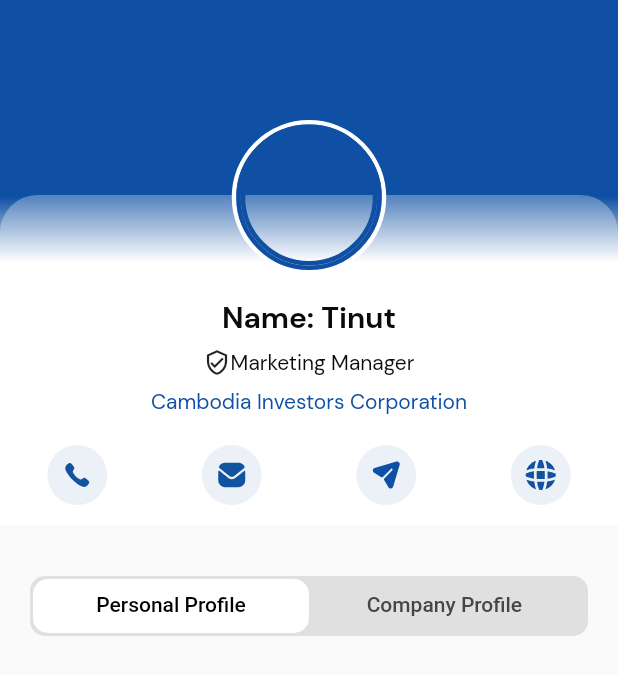
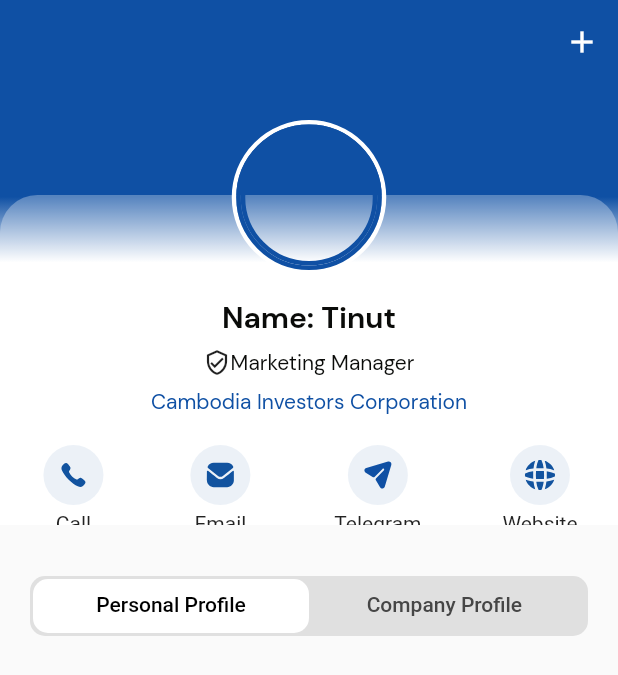
Before and after one commit to TinutChan/cic_mobile, a Flutter app: the AccountScreen screen opened by its route, after a tap on "Profile", on a phone screen of 412 x 824 dp. Shown: the top 675 px of the screen. Run offline on Flutter 3.47's test engine with Material 2 defaults, Android fonts, the phone set to English and light mode, and no system bars; our stand-ins replace carousel_slider, flutter_dotenv, flutter_svg, freezed_annotation, get, go_router and 4 more; accounts and stored records are empty; network calls fail.

Commit message:
in_progress

```diff
--- a/lib/constants/app_icon/profile_icons.dart
+++ b/lib/constants/app_icon/profile_icons.dart
@@ -5,4 +5,8 @@
       SvgPicture.asset('assets/icons/profile_icons/setting.svg');
   static SvgPicture edit =
       SvgPicture.asset('assets/icons/profile_icons/edit.svg');
+  static String call = 'assets/icons/profile_icons/call.svg';
+  static String email = 'assets/icons/profile_icons/email.svg';
+  static String telegram = 'assets/icons/profile_icons/telegram.svg';
+  static String website = 'assets/icons/profile_icons/website.svg';
 }
--- a/lib/modules/account/controller/technical_support_controller.dart
+++ b/lib/modules/account/controller/technical_support_controller.dart
@@ -2,11 +2,25 @@
 import 'package:url_launcher/url_launcher.dart';
 
 class TechicalSupportController extends GetxController {
+  final hasCallSupport = false.obs;
+  Future<void> launchInBrowser(Uri url) async {
+    if (!await launchUrl(url, mode: LaunchMode.externalApplication)) {
+      throw Exception('Could not launch $url');
+    }
+  }
 
-  Future<void> launchInBrowser(Uri url) async {
-  if (!await launchUrl(url, mode: LaunchMode.externalApplication)) {
-    throw Exception('Could not launch $url');
+  Future<void> makePhoneCall(String phoneNumber) async {
+    final Uri launchUri = Uri(
+      scheme: 'tel',
+      path: phoneNumber,
+    );
+    await launchUrl(launchUri);
+  }
+
+  Future<void> launchEmail(Uri email) async {
+    if (await launchUrl(Uri.parse('$email'))) {
+    } else {
+      throw 'Could not launch';
+    }
   }
 }
-
-}
--- a/lib/modules/home/screens/home_screen.dart
+++ b/lib/modules/home/screens/home_screen.dart
@@ -64,10 +64,7 @@
       ),
       body: Column(
         children: [
-          SizedBox(
-            height: 185,
-            width: double.infinity,
-            child: CarouselSlider.builder(
+          CarouselSlider.builder(
             carouselController: con,
             itemCount: img.length,
             itemBuilder:
@@ -104,7 +101,6 @@
               autoPlayAnimationDuration: const Duration(milliseconds: 800),
             ),
           ),
-          ),
           AnimatedSmoothIndicator(
             onDotClicked: (index) {
               debugPrint('0------$index');
@@ -125,9 +121,7 @@
               spacing: 6.0,
             ),
           ),
-          Expanded(
-            flex: 13,
-            child: Container(
+          Container(
             clipBehavior: Clip.antiAlias,
             margin: const EdgeInsets.only(top: 20.0, left: 20.0, right: 20.0),
             width: double.infinity,
@@ -155,7 +149,8 @@
                 crossAxisCount: 2,
                 mainAxisSpacing: 1,
                 crossAxisSpacing: 1,
-                    childAspectRatio: width / (height / 2.9)),
+                childAspectRatio: width / (height / 2.6),
+              ),
               itemBuilder: (context, index) {
                 return CustomCategoies(
                   imgaes: listImage[index]['imgaes'],
@@ -165,7 +160,6 @@
               },
             ),
           ),
-          ),
           Expanded(child: Container())
         ],
       ),
--- /dev/null
+++ b/lib/modules/profile/components/custom_contact_more.dart
@@ -0,0 +1,29 @@
+import 'package:flutter/material.dart';
+import 'package:flutter_svg/svg.dart';
+
+class ContactMore extends StatelessWidget {
+  const ContactMore({
+    super.key,
+    required this.icons,
+    required this.title,
+    this.colors,
+  });
+
+  final String? icons;
+  final String? title;
+  final ColorFilter? colors;
+
+  @override
+  Widget build(BuildContext context) {
+    return Column(
+      children: [
+        SvgPicture.asset(
+          '$icons',
+          colorFilter: colors,
+          //  ColorFilter.mode(AppColor.mainColor, BlendMode.srcIn),
+        ),
+        Text('$title'),
+      ],
+    );
+  }
+}
--- a/lib/widgets/custom_profile_detail.dart
+++ b/lib/modules/profile/components/custom_profile_detail.dart
@@ -1,15 +1,26 @@
 import 'package:cic_mobile/constants/font_app/theme_data.dart';
 import 'package:cic_mobile/modules/profile/controller/profile_controller.dart';
 import 'package:flutter/material.dart';
-import 'package:flutter_svg/flutter_svg.dart';
 import 'package:get/get.dart';
 
-import '../constants/color_app/color_app.dart';
+import '../../../constants/color_app/color_app.dart';
+import '../../account/controller/technical_support_controller.dart';
+import 'custom_contact_more.dart';
 
 class CustomProfileDetail extends StatelessWidget {
-  CustomProfileDetail({super.key});
+  CustomProfileDetail(
+      {super.key,
+      required this.onCallTapped,
+      required this.onTelegramTapped,
+      required this.onEmailTapped,
+      required this.onWebsiteTapped});
 
   final controller = Get.put(ProfileController());
+  final techSupportController = Get.put(TechicalSupportController());
+  final VoidCallback? onCallTapped;
+  final VoidCallback? onTelegramTapped;
+  final VoidCallback? onEmailTapped;
+  final VoidCallback? onWebsiteTapped;
 
   @override
   Widget build(BuildContext context) {
@@ -22,7 +33,6 @@
           decoration: BoxDecoration(
             gradient: LinearGradient(
               begin: Alignment.topCenter,
-              // tileMode: TileMode.repeated,
               end: Alignment.center,
               stops: const [0.75, 1],
               colors: [
@@ -80,14 +90,34 @@
                 Row(
                   mainAxisAlignment: MainAxisAlignment.spaceAround,
                   children: [
-                    SvgPicture.asset(
-                      'assets/icons/profile_icons/call.svg',
+                    GestureDetector(
+                      onTap: onCallTapped,
+                      child: const ContactMore(
+                        icons: 'assets/icons/profile_icons/call.svg',
+                        title: 'Call',
+                      ),
                     ),
-                    SvgPicture.asset(
-                      'assets/icons/profile_icons/email.svg',
+                    GestureDetector(
+                      onTap: onEmailTapped,
+                      child: const ContactMore(
+                        icons: 'assets/icons/profile_icons/email.svg',
+                        title: 'Email',
+                      ),
                     ),
-                    SvgPicture.asset('assets/icons/profile_icons/telegram.svg'),
-                    SvgPicture.asset('assets/icons/profile_icons/website.svg'),
+                    GestureDetector(
+                      onTap: onTelegramTapped,
+                      child: const ContactMore(
+                        icons: 'assets/icons/profile_icons/telegram.svg',
+                        title: 'Telegram',
+                      ),
+                    ),
+                    GestureDetector(
+                      onTap: onWebsiteTapped,
+                      child: const ContactMore(
+                        icons: 'assets/icons/profile_icons/website.svg',
+                        title: 'Website',
+                      ),
+                    ),
                   ],
                 )
               ],
--- a/lib/modules/profile/screens/profile_screen.dart
+++ b/lib/modules/profile/screens/profile_screen.dart
@@ -1,7 +1,11 @@
+import 'package:cic_mobile/modules/profile/controller/profile_controller.dart';
 import 'package:flutter/material.dart';
+import 'package:get/get.dart';
 
 import '../../../constants/color_app/color_app.dart';
-import '../../../widgets/custom_profile_detail.dart';
+import '../../../utils/show_dialog/show_phone_call_dialog.dart';
+import '../../account/controller/technical_support_controller.dart';
+import '../components/custom_profile_detail.dart';
 
 class ProfileScreen extends StatefulWidget {
   const ProfileScreen({super.key});
@@ -10,12 +14,15 @@
   State<ProfileScreen> createState() => _ProfileScreenState();
 }
 
+final contactMoreController = Get.put(TechicalSupportController());
+final profileController = Get.put(ProfileController());
+
 class _ProfileScreenState extends State<ProfileScreen> {
   @override
   Widget build(BuildContext context) {
     final List<String> tabs = <String>['Personal Profile', 'Company Profile '];
-    final height = MediaQuery.of(context).size.width;
-    final width = MediaQuery.of(context).size.width;
+    // final height = MediaQuery.of(context).size.width;
+    // final width = MediaQuery.of(context).size.width;
     return DefaultTabController(
       length: tabs.length,
       child: Scaffold(
@@ -34,10 +41,33 @@
                   expandedHeight: 350.0,
                   stretch: true,
                   forceElevated: innerBoxIsScrolled,
-                  flexibleSpace: FlexibleSpaceBar( stretchModes: [],
+                  actions: [
+                    IconButton(
+                        onPressed: () {
+                          profileController.profileController();
+                        },
+                        icon: const Icon(Icons.add))
+                  ],
+                  flexibleSpace: FlexibleSpaceBar(
+                    stretchModes: const [],
                     collapseMode: CollapseMode.none,
                     centerTitle: true,
-                    background: CustomProfileDetail(),
+                    background: CustomProfileDetail(
+                      onCallTapped: () {
+                        showPhoneCallDialogBottom(context);
+                      },
+                      onEmailTapped: () {
+                        contactMoreController.launchEmail(
+                          Uri.parse('tinutchan@gmail.com'),
+                        );
+                      },
+                      onTelegramTapped: () {
+                        contactMoreController.launchInBrowser(
+                          Uri.parse('https://t.me/NutxT'),
+                        );
+                      },
+                      onWebsiteTapped: () {},
+                    ),
                   ),
                 ),
               ),
```
Also changed, not shown: lib/modules/profile/controller/profile_controller.dart (+12 -6 lines), lib/modules/profile/models/city/user_city_address.dart (added, +14 -0 lines), lib/modules/profile/models/current_address/user_current_address_model.dart (added, +19 -0 lines), lib/modules/profile/models/data/data_model.dart (added, +54 -0 lines), lib/modules/profile/models/gender/user_gender_model.dart (added, +15 -0 lines), lib/modules/profile/models/user_profile_model.dart (added, +15 -0 lines), lib/utils/show_dialog/show_phone_call_dialog.dart (added, +40 -0 lines), lib/auth/register_cic/model/message_models/messager_model.g.dart, lib/auth/register_cic/model/request_otp_model.g.dart, lib/modules/profile/models/city/user_city_address.freezed.dart (added), lib/modules/profile/models/city/user_city_address.g.dart (added), lib/modules/profile/models/current_address/user_current_address_model.freezed.dart (added), lib/modules/profile/models/current_address/user_current_address_model.g.dart (added), lib/modules/profile/models/data/data_model.freezed.dart (added), 5 more files. Lines whose indentation alone changed are shown as unchanged.
